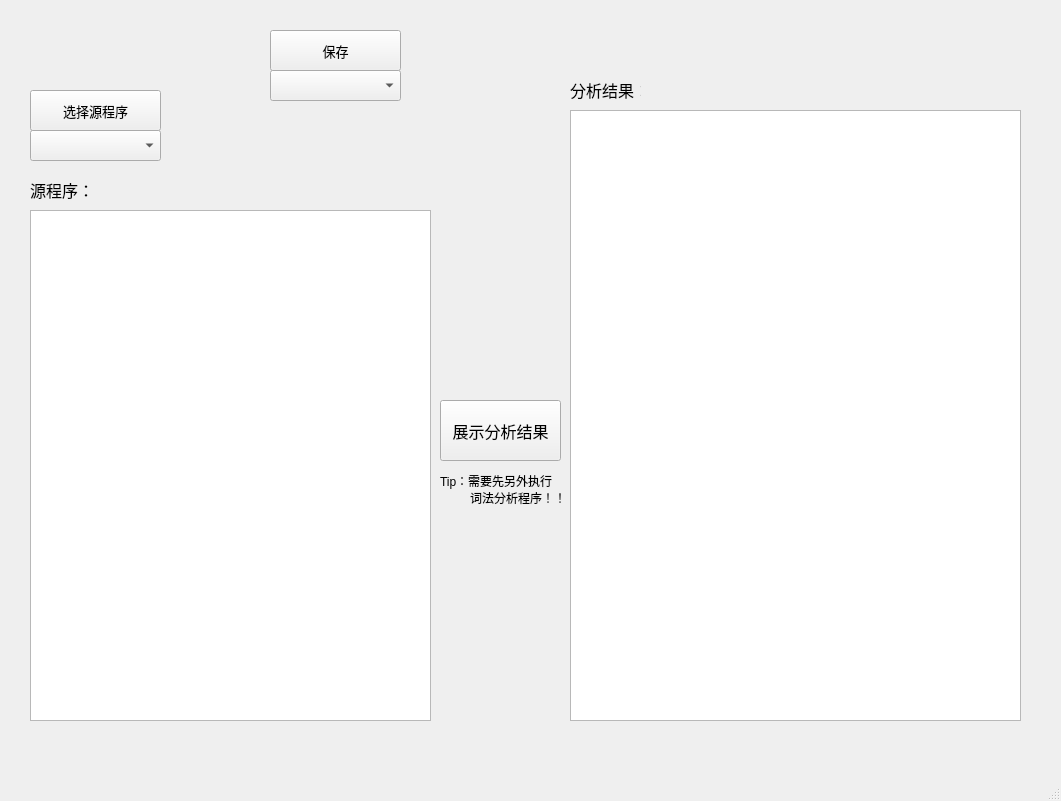
Qt form Test1/analysewindow.ui (Tomorrowllbefine/Compile_Project) before a commit.
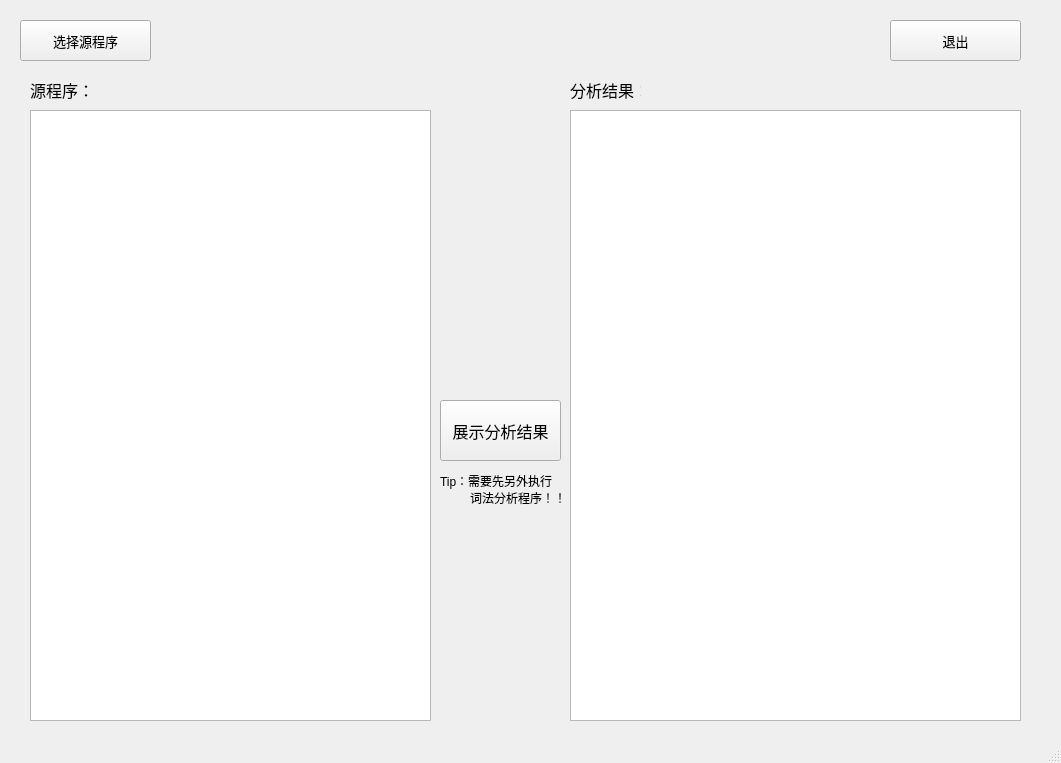
The same form after that commit.

What changed in the file:
```diff
--- a/Test1/analysewindow.ui
+++ b/Test1/analysewindow.ui
@@ -7,31 +7,13 @@
     <x>0</x>
     <y>0</y>
     <width>1061</width>
-    <height>801</height>
+    <height>763</height>
    </rect>
   </property>
   <property name="windowTitle">
    <string>MainWindow</string>
   </property>
   <widget class="QWidget" name="centralwidget">
-   <widget class="QToolButton" name="btn_save">
-    <property name="geometry">
-     <rect>
-      <x>270</x>
-      <y>30</y>
-      <width>131</width>
-      <height>41</height>
-     </rect>
-    </property>
-    <property name="font">
-     <font>
-      <pointsize>10</pointsize>
-     </font>
-    </property>
-    <property name="text">
-     <string>保存</string>
-    </property>
-   </widget>
    <widget class="QLabel" name="label">
     <property name="geometry">
      <rect>
@@ -68,21 +50,11 @@
      <string>展示分析结果</string>
     </property>
    </widget>
-   <widget class="QComboBox" name="cbBox_src">
-    <property name="geometry">
-     <rect>
-      <x>30</x>
-      <y>130</y>
-      <width>131</width>
-      <height>31</height>
-     </rect>
-    </property>
-   </widget>
    <widget class="QToolButton" name="btn_choose_src">
     <property name="geometry">
      <rect>
-      <x>30</x>
-      <y>90</y>
+      <x>20</x>
+      <y>20</y>
       <width>131</width>
       <height>41</height>
      </rect>
@@ -132,21 +104,11 @@
      <string>词法分析程序！！</string>
     </property>
    </widget>
-   <widget class="QComboBox" name="cbBox_scan">
-    <property name="geometry">
-     <rect>
-      <x>270</x>
-      <y>70</y>
-      <width>131</width>
-      <height>31</height>
-     </rect>
-    </property>
-   </widget>
    <widget class="QLabel" name="label_2">
     <property name="geometry">
      <rect>
       <x>30</x>
-      <y>180</y>
+      <y>80</y>
       <width>71</width>
       <height>20</height>
      </rect>
@@ -164,12 +126,30 @@
     <property name="geometry">
      <rect>
       <x>30</x>
-      <y>210</y>
+      <y>110</y>
       <width>401</width>
-      <height>511</height>
+      <height>611</height>
      </rect>
     </property>
    </widget>
+   <widget class="QToolButton" name="btn_choose_src_2">
+    <property name="geometry">
+     <rect>
+      <x>890</x>
+      <y>20</y>
+      <width>131</width>
+      <height>41</height>
+     </rect>
+    </property>
+    <property name="font">
+     <font>
+      <pointsize>10</pointsize>
+     </font>
+    </property>
+    <property name="text">
+     <string>退出</string>
+    </property>
+   </widget>
   </widget>
   <widget class="QMenuBar" name="menubar">
    <property name="geometry">
```
